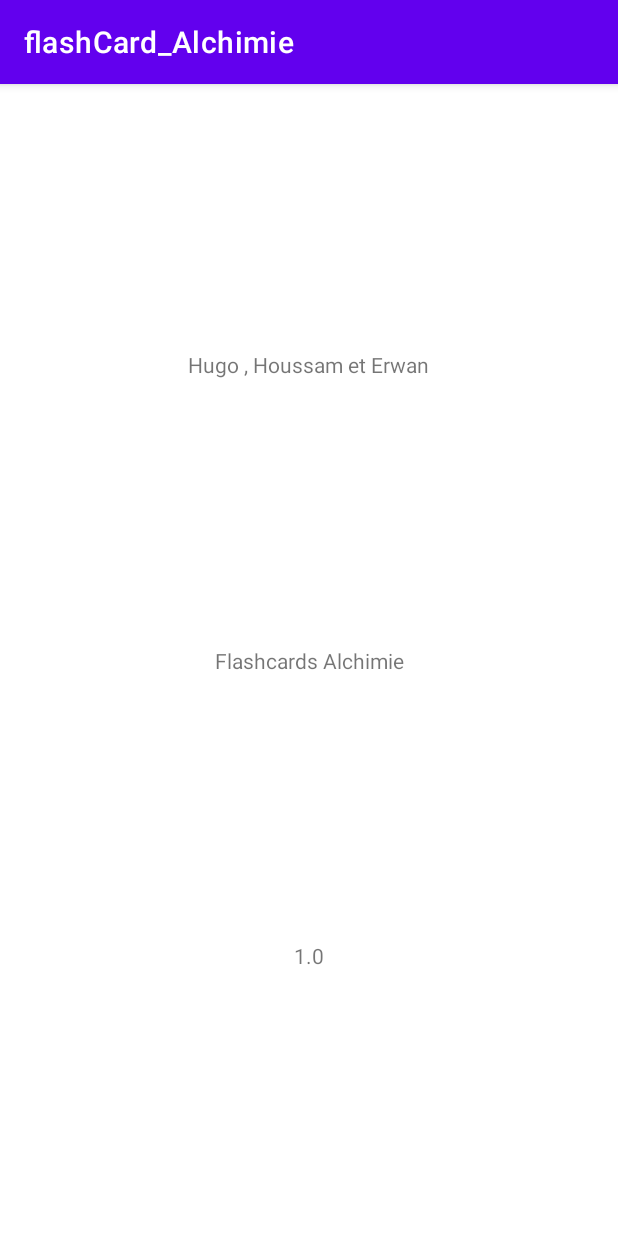
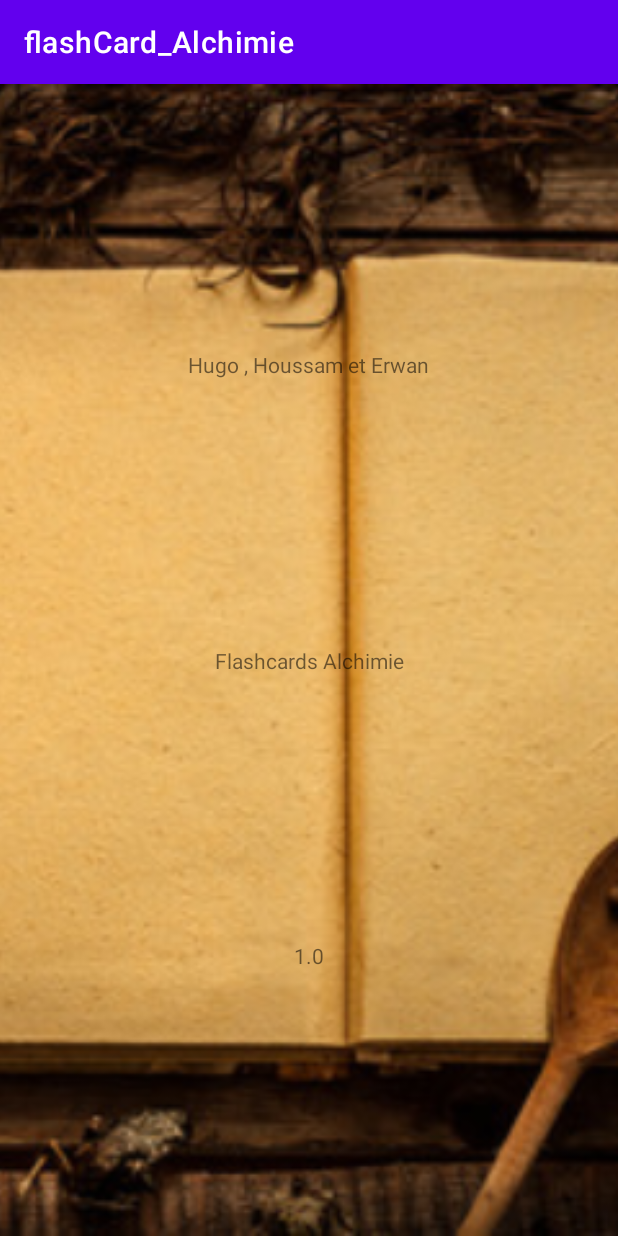
Before and after one commit to coding-factory-classrooms/android-l2-flashcards-groupe-7-alchimie, an Android app: the AboutActivity screen opened directly, with no data from a screen before it, on a phone screen of 412 x 824 dp. Run offline under Robolectric (Android 15) with nearby library versions, the phone set to English and light mode, and no system bars.

Commit message:
img background

```diff
--- a/app/src/main/res/layout/activity_about.xml
+++ b/app/src/main/res/layout/activity_about.xml
@@ -5,6 +5,16 @@
     android:layout_width="match_parent"
     android:layout_height="match_parent"
     tools:context=".AboutActivity">
+
+    <ImageView
+        android:id="@+id/imageView2"
+        android:layout_width="2000dp"
+        android:layout_height="0dp"
+        app:layout_constraintBottom_toBottomOf="parent"
+        app:layout_constraintEnd_toEndOf="parent"
+        app:layout_constraintStart_toStartOf="parent"
+        app:layout_constraintTop_toTopOf="parent"
+        app:srcCompat="@drawable/background_alchimie" />
 
     <TextView
         android:id="@+id/nametextView"
@@ -38,4 +48,5 @@
         app:layout_constraintHorizontal_bias="0.5"
         app:layout_constraintStart_toStartOf="parent"
         app:layout_constraintTop_toBottomOf="@+id/nameGametextView" />
+
 </androidx.constraintlayout.widget.ConstraintLayout>
```
Also changed, not shown: app/src/main/res/layout/activity_home_page.xml (+11 -0 lines), app/src/main/res/layout/activity_main.xml (+11 -0 lines), 1 other file.
